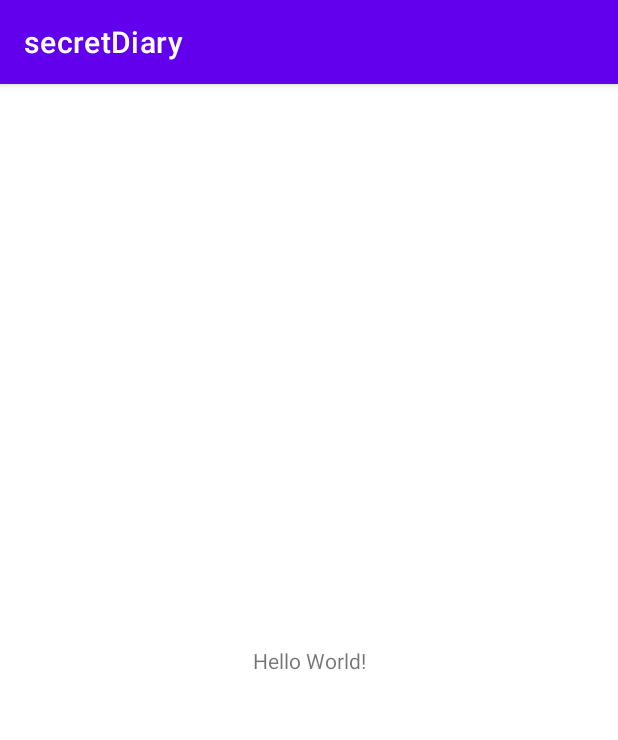
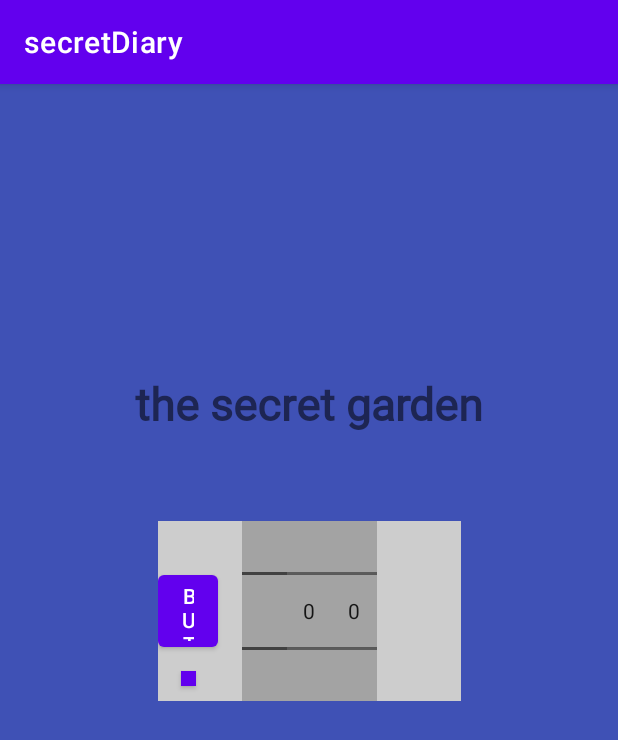
Before and after one commit to leewoongi/fastcampus_secretdiary, an Android app: the screen it shows after launch (MainActivity), on a phone screen of 412 x 824 dp. Shown: the top 740 px of the screen. Run offline under Robolectric (Android 15) with nearby library versions, the phone set to English and light mode, and no system bars.

Commit message:
#1 -  다이어리 커버 만들기, 폰트 추가

```diff
--- a/app/src/main/res/layout/activity_main.xml
+++ b/app/src/main/res/layout/activity_main.xml
@@ -4,15 +4,86 @@
     xmlns:tools="http://schemas.android.com/tools"
     android:layout_width="match_parent"
     android:layout_height="match_parent"
+    android:background="@color/free_speech_blue"
     tools:context=".MainActivity">
 
     <TextView
+        android:id="@+id/tv_secret_diary_title"
         android:layout_width="wrap_content"
         android:layout_height="wrap_content"
-        android:text="Hello World!"
-        app:layout_constraintBottom_toBottomOf="parent"
-        app:layout_constraintLeft_toLeftOf="parent"
-        app:layout_constraintRight_toRightOf="parent"
-        app:layout_constraintTop_toTopOf="parent" />
+        android:layout_marginBottom="58dp"
+        android:text="the secret garden"
+        android:textSize="30sp"
+        android:textStyle="bold"
+        android:fontFamily="@font/bmjua"
+        app:layout_constraintBottom_toTopOf="@+id/cl_diary_container"
+        app:layout_constraintEnd_toEndOf="parent"
+        app:layout_constraintStart_toStartOf="parent" />
 
+    <androidx.constraintlayout.widget.ConstraintLayout
+        android:id="@+id/cl_diary_container"
+        android:layout_width="wrap_content"
+        android:layout_height="wrap_content"
+        android:background="@color/silver"
+        app:layout_constraintVertical_bias="0.45"
+        app:layout_constraintStart_toStartOf="parent"
+        app:layout_constraintEnd_toEndOf="parent"
+        app:layout_constraintTop_toTopOf="parent"
+        app:layout_constraintBottom_toBottomOf="parent">
+
+        <NumberPicker
+            android:id="@+id/np_first_password"
+            android:layout_width="30dp"
+            android:layout_height="120dp"
+            android:background="@color/dark_gray"
+            android:padding="15dp"
+            app:layout_constraintHorizontal_chainStyle="packed"
+            app:layout_constraintBottom_toBottomOf="parent"
+            app:layout_constraintEnd_toStartOf="@+id/np_second_password"
+            app:layout_constraintStart_toStartOf="@+id/btn_open"
+            app:layout_constraintTop_toTopOf="parent" />
+
+        <NumberPicker
+            android:id="@+id/np_second_password"
+            android:layout_width="30dp"
+            android:layout_height="120dp"
+            android:background="@color/dark_gray"
+            app:layout_constraintBottom_toBottomOf="@+id/np_first_password"
+            app:layout_constraintEnd_toStartOf="@+id/np_third_password"
+            app:layout_constraintStart_toEndOf="@+id/np_first_password"
+            app:layout_constraintTop_toTopOf="@+id/np_first_password" />
+
+        <NumberPicker
+            android:id="@+id/np_third_password"
+            android:layout_width="30dp"
+            android:layout_height="120dp"
+            android:background="@color/dark_gray"
+            app:layout_constraintBottom_toBottomOf="@+id/np_first_password"
+            app:layout_constraintEnd_toEndOf="parent"
+            app:layout_constraintStart_toEndOf="@+id/np_second_password"
+            app:layout_constraintTop_toTopOf="@+id/np_first_password" />
+
+        <Button
+            android:id="@+id/btn_open"
+            android:layout_width="40dp"
+            android:layout_height="60dp"
+            android:layout_marginEnd="16dp"
+            android:text="Button"
+            app:layout_constraintBottom_toBottomOf="@+id/np_first_password"
+            app:layout_constraintStart_toStartOf="parent"
+            app:layout_constraintEnd_toStartOf="@+id/np_first_password"
+            app:layout_constraintTop_toTopOf="@+id/np_first_password" />
+
+        <Button
+            android:id="@+id/btn_change_password"
+            android:layout_width="10dp"
+            android:layout_height="10dp"
+            android:layout_marginTop="10dp"
+            android:background="@color/black"
+            android:text="Button"
+            app:layout_constraintEnd_toEndOf="@+id/btn_open"
+            app:layout_constraintStart_toStartOf="@+id/btn_open"
+            app:layout_constraintTop_toBottomOf="@+id/btn_open" />
+
+    </androidx.constraintlayout.widget.ConstraintLayout>
 </androidx.constraintlayout.widget.ConstraintLayout>
--- a/app/src/main/res/values/colors.xml
+++ b/app/src/main/res/values/colors.xml
@@ -7,4 +7,7 @@
     <color name="teal_700">#FF018786</color>
     <color name="black">#FF000000</color>
     <color name="white">#FFFFFFFF</color>
+    <color name="dark_gray">#A3A3A3</color>
+    <color name="silver">#CDCDCD</color>
+    <color name="free_speech_blue">#3F51B5</color>
 </resources>
--- a/app/src/main/res/values/strings.xml
+++ b/app/src/main/res/values/strings.xml
@@ -1,3 +1,5 @@
 <resources>
     <string name="app_name">secretDiary</string>
+
+    <string name="title_diary">the secret garden</string>
 </resources>
```
Also changed, not shown: 1 other file.
